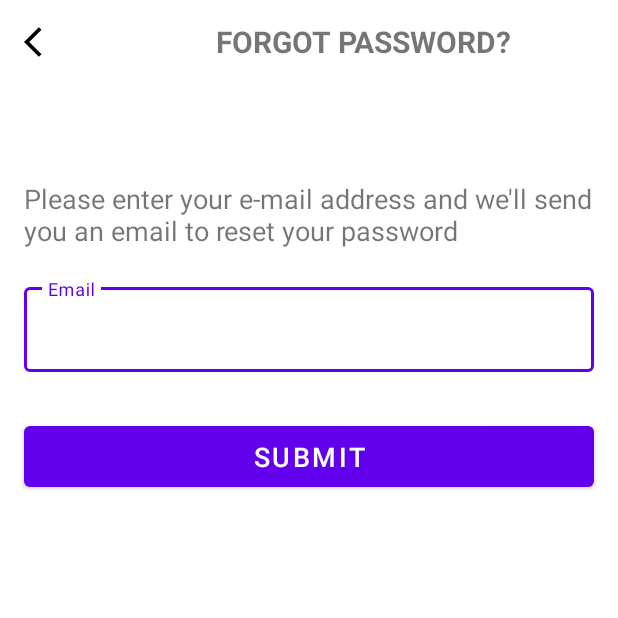
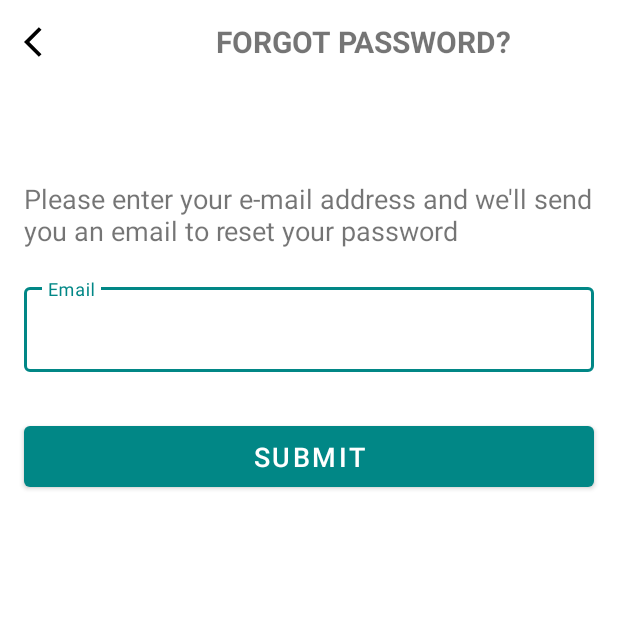
Before and after one commit to KathrinGitHub/ToDo-List, an Android app: the ForgotPasswordActivity screen opened directly, with no data from a screen before it, on a phone screen of 412 x 824 dp, the top half of it. Run offline under Robolectric (Android 15) with nearby library versions, the phone set to English and light mode, and no system bars; our stand-ins replace Firebase (no records; nobody signed in at launch, a user with empty details on screens opened directly).

Commit message:
changed some colors in themes.xml

```diff
--- a/app/src/main/res/values/themes.xml
+++ b/app/src/main/res/values/themes.xml
@@ -2,15 +2,13 @@
     <!-- Base application theme. -->
     <style name="Theme.ToDoList" parent="Theme.MaterialComponents.DayNight.DarkActionBar">
         <!-- Primary brand color. -->
-        <item name="colorPrimary">@color/purple_500</item>
-        <item name="colorPrimaryVariant">@color/purple_700</item>
+        <item name="colorPrimary">@color/teal_700</item>
         <item name="colorOnPrimary">@color/white</item>
         <!-- Secondary brand color. -->
         <item name="colorSecondary">@color/teal_200</item>
-        <item name="colorSecondaryVariant">@color/teal_700</item>
         <item name="colorOnSecondary">@color/black</item>
         <!-- Status bar color. -->
-        <item name="android:statusBarColor">?attr/colorPrimaryVariant</item>
+        <item name="android:statusBarColor">@color/teal_700</item>
         <!-- Customize your theme here. -->
     </style>
 
```
